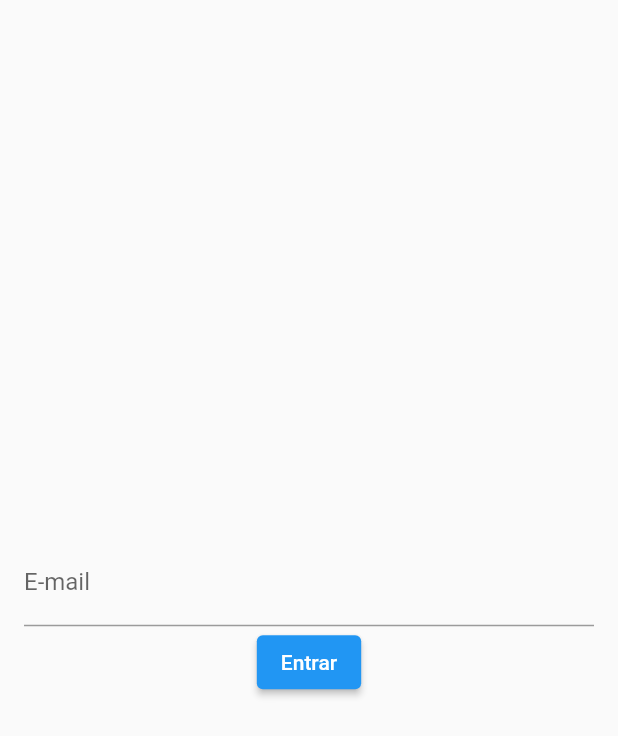
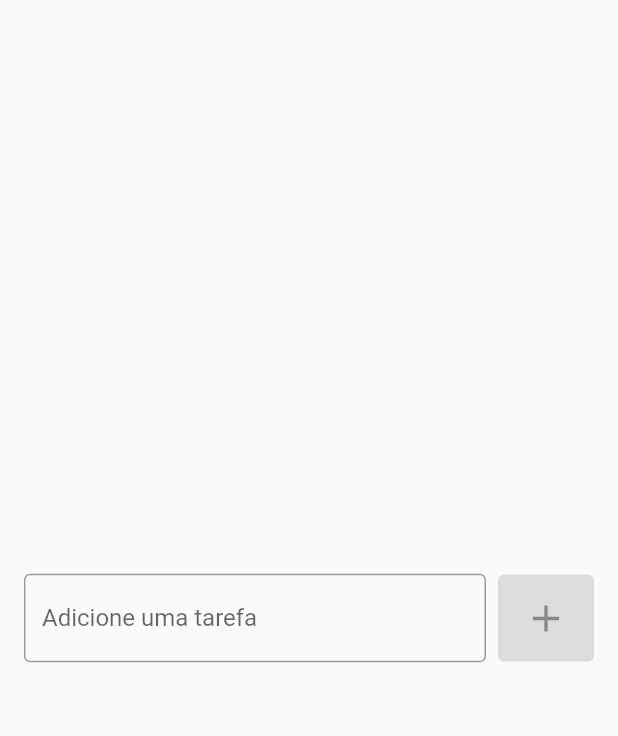
Before and after one commit to Heberty123/Flutter_ListView, a Flutter app: the screen it shows after launch, on a phone screen of 412 x 824 dp. Shown: the top 736 px of the screen. Run offline on Flutter 3.47's test engine with Material 2 defaults, Android fonts, the phone set to English and light mode, and no system bars.

Commit message:
save to desktop

```diff
--- a/lib/pages/todo_list_page.dart
+++ b/lib/pages/todo_list_page.dart
@@ -2,27 +2,35 @@ import 'package:flutter/material.dart';
 
 class TodoListPage extends StatelessWidget {
   TodoListPage({Key? key}) : super(key: key);
-
-  final TextEditingController emailController = TextEditingController();
 
   @override
   Widget build(BuildContext context) {
     return Scaffold(
       body: Center(
         child: Padding(
-          padding: const EdgeInsets.symmetric(horizontal: 16),
-          child: Column(
-            mainAxisSize: MainAxisSize.min,
-            children: [
-              TextField(
-                controller: emailController,
-                decoration: InputDecoration(
-                  labelText: 'E-mail',
+          padding: const EdgeInsets.all(16.0),
+          child: Row(
+            children: const [
+              Expanded(
+                child: TextField(
+                  decoration: InputDecoration(
+                    border: OutlineInputBorder(),
+                    labelText: 'Adicione uma tarefa',
+                    hintText: 'Ex. Estudar Flutter',
+                  ),
                 ),
               ),
+              SizedBox(width: 8,),
               ElevatedButton(
-                  onPressed: login,
-                  child: Text('Entrar'),
+                  onPressed: null,
+                  style: ElevatedButton.styleFrom(
+                    primary: Colors.teal,
+                    padding: EdgeInsets.all(14),
+                  ),
+                  child: Icon(
+                    Icons.add,
+                    size: 30,
+                  ),
               ),
             ],
           ),
@@ -32,9 +40,4 @@ class TodoListPage extends StatelessWidget {
   }
 
 
-  void login() {
-    String text = emailController.text;
-    print(text);
-    emailController.clear();
-  }
 }
```
